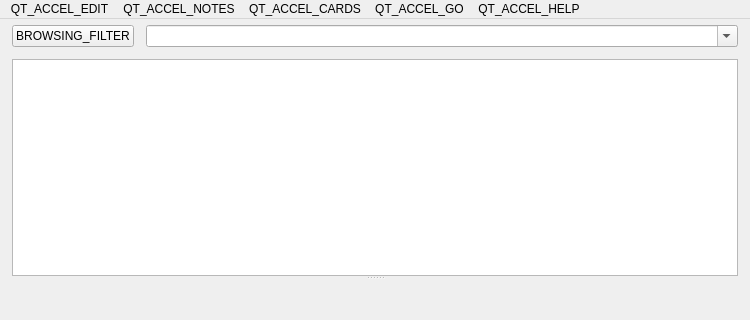
Old version of the form qt/aqt/forms/browser.ui in the repository ankitects/anki; both pictures show x 0 to 750 and y 0 to 320 of the 750 by 493 pixel window.
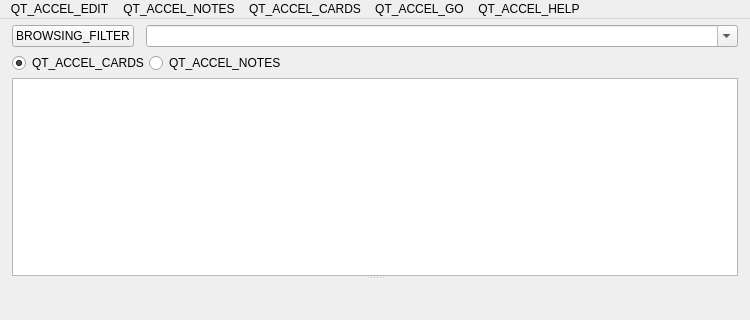
New version of the form. Icons and pictures are not drawn.

Commit message: Switch browser to use new table class

Diff of the .ui file:
```diff
--- a/qt/aqt/forms/browser.ui
+++ b/qt/aqt/forms/browser.ui
@@ -83,7 +83,7 @@
            <number>0</number>
           </property>
           <property name="bottomMargin">
-           <number>12</number>
+           <number>6</number>
           </property>
           <property name="horizontalSpacing">
            <number>12</number>
@@ -116,6 +116,30 @@
           </item>
          </layout>
         </item>
+        <item>
+         <layout class="QHBoxLayout" name="view_state" stretch="0,1">
+          <property name="bottomMargin">
+           <number>5</number>
+          </property>
+          <item>
+           <widget class="QRadioButton" name="radio_cards">
+            <property name="text">
+             <string>QT_ACCEL_CARDS</string>
+            </property>
+            <property name="checked">
+             <bool>true</bool>
+            </property>
+           </widget>
+          </item>
+          <item>
+           <widget class="QRadioButton" name="radio_notes">
+            <property name="text">
+             <string>QT_ACCEL_NOTES</string>
+            </property>
+           </widget>
+          </item>
+         </layout>
+        </item>
         <item>
          <widget class="QTableView" name="tableView">
           <property name="sizePolicy">
```
The commit also changes 2 other files.
